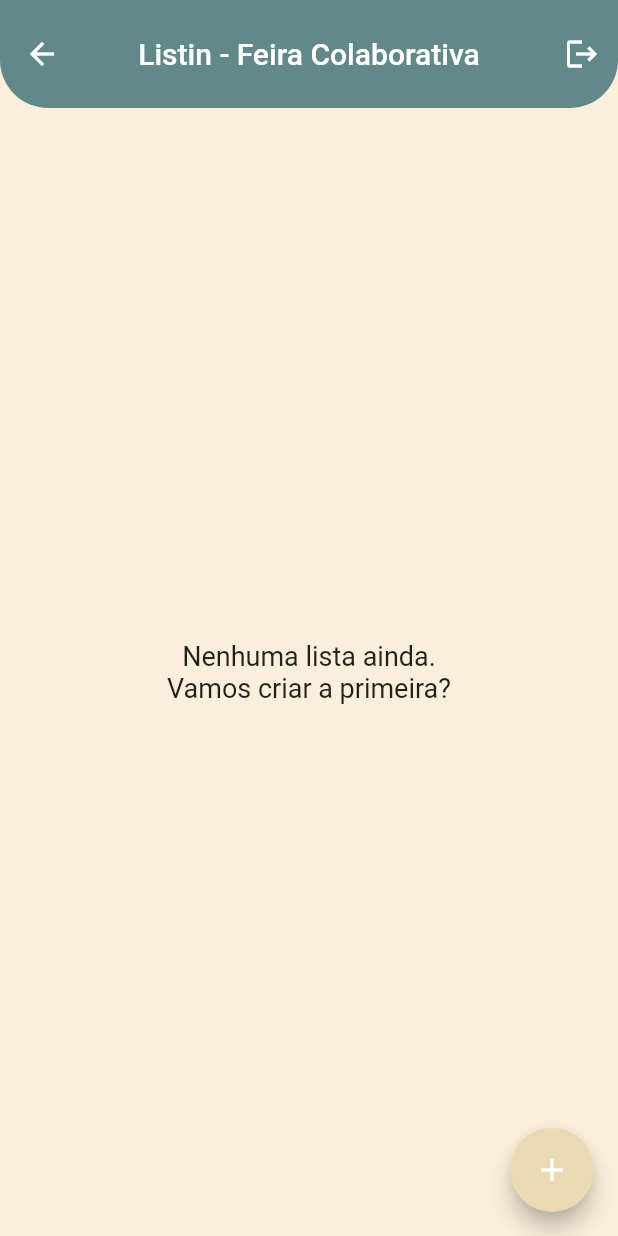
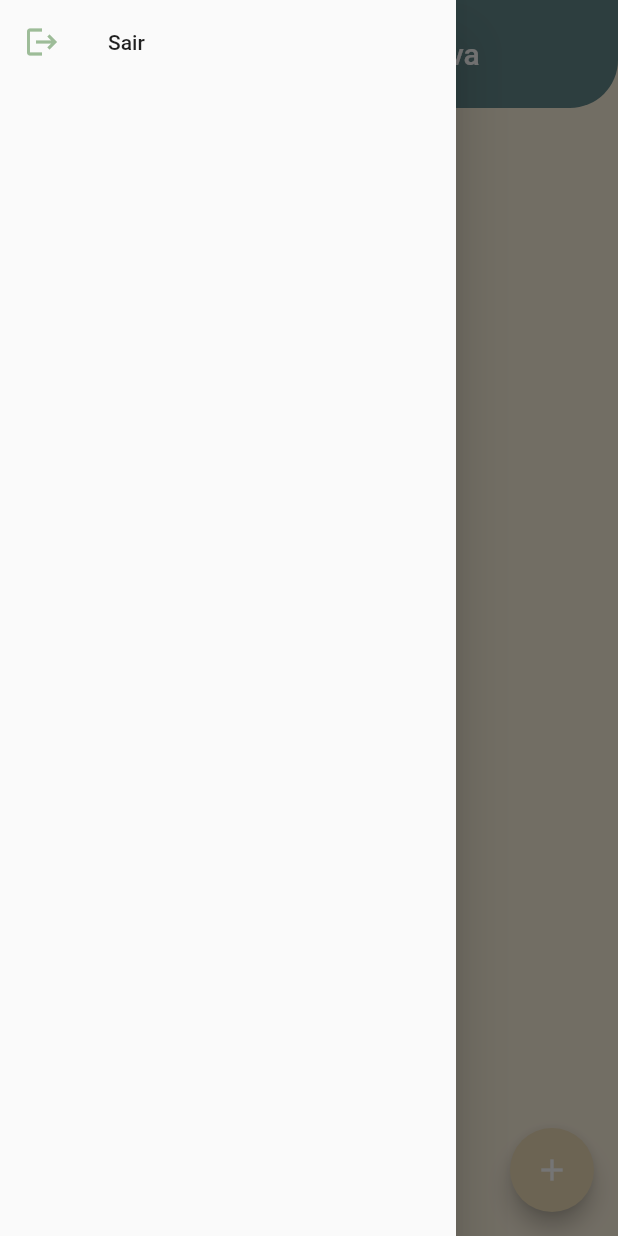
Before and after one commit to LuizRoberto18/shopping_list_colaborative, a Flutter app: the HomeScreen screen opened directly, with the side drawer open (before the commit the screen has no drawer), on a phone screen of 412 x 824 dp. Run offline on Flutter 3.47's test engine with Material 3 defaults, Android fonts, the light colour scheme and no system bars; our stand-ins replace cloud_firestore, firebase_auth, firebase_core, get; missing offline and left inert: dart:ffi, firebase_app_check; accounts and stored records are empty; network calls fail.

Commit message:
adicionando rotas para login e logout com melhora de loading entre telas

```diff
--- a/lib/_core/my_colors.dart
+++ b/lib/_core/my_colors.dart
@@ -113,7 +113,7 @@
   });
 
   ///***************************************************************
-  static final int _prymary = Controller.isDark.value ? 0xFF630000 : 0xFF638889;
+  static final int _prymary = GetControll.isDark.value ? 0xFF630000 : 0xFF638889;
   static MaterialColor navy = MaterialColor(_prymary, <int, Color>{
     50: Color(0xFFF1EBE8),
     100: Color(0xFFDDCEC5),
@@ -127,7 +127,7 @@
     900: Color(0xFF5C2F1B),
   });
 
-  static final int _scaffol = Controller.isDark.value ? 0xFF1B1717 : 0xFFF9EFDB;
+  static final int _scaffol = GetControll.isDark.value ? 0xFF1B1717 : 0xFFF9EFDB;
   static MaterialColor wedding = MaterialColor(_scaffol, <int, Color>{
     50: Color(0xFFF5F7E6),
     100: Color(0xFFE7ECC1),
@@ -141,7 +141,7 @@
     900: Color(0xFF869B13),
   });
 
-  static final int _floatAction = Controller.isDark.value ? 0xFF810000 : 0xFFEBD9B4;
+  static final int _floatAction = GetControll.isDark.value ? 0xFF810000 : 0xFFEBD9B4;
   static MaterialColor purple = MaterialColor(_floatAction, <int, Color>{
     50: Color(0xFFFAE3E5),
     100: Color(0xFFF4BABF),
@@ -155,7 +155,7 @@
     900: Color(0xFFC0080F),
   });
 
-  static final int _icons = Controller.isDark.value ? 0xFFEEEBDD : 0xFF9DBC98;
+  static final int _icons = GetControll.isDark.value ? 0xFFEEEBDD : 0xFF9DBC98;
   static MaterialColor purpleAccent = MaterialColor(_icons, <int, Color>{
     50: Color(0xFFE8EDF4),
     100: Color(0xFFC5D2E4),
--- a/lib/firestore/pesentation/home_screen.dart
+++ b/lib/firestore/pesentation/home_screen.dart
@@ -5,6 +5,7 @@
 import 'package:get/get.dart';
 import 'package:intl/intl.dart';
 import 'package:shopping_list_collaborative/authentication/screens/auth_screen.dart';
+import 'package:shopping_list_collaborative/authentication/services/auth_service.dart';
 import 'package:shopping_list_collaborative/firestore/firestore_analytics.dart';
 import 'package:shopping_list_collaborative/firestore_produtos/presentation/produto_screen.dart';
 import 'package:uuid/uuid.dart';
@@ -42,20 +43,21 @@
   @override
   Widget build(BuildContext context) {
     return Scaffold(
+      drawer: Drawer(
+        child: ListView(
+          children: [
+            ListTile(
+              leading: const Icon(Icons.logout),
+              title: const Text("Sair"),
+              onTap: () {
+                AuthService().deslogar();
+              },
+            )
+          ],
+        ),
+      ),
       appBar: AppBar(
         title: const Text("Listin - Feira Colaborativa"),
-        actions: [
-          IconButton(
-            onPressed: () {
-              Navigator.pushReplacement(context, MaterialPageRoute(
-                builder: (context) {
-                  return const AuthScreen();
-                },
-              ));
-            },
-            icon: const Icon(Icons.logout),
-          )
-        ],
       ),
       floatingActionButton: FloatingActionButton(
         onPressed: () {
--- a/lib/get_control.dart
+++ b/lib/get_control.dart
@@ -1,6 +1,6 @@
 import 'package:get/get.dart';
-import 'package:get/get_rx/get_rx.dart';
 
-class Controller extends GetxController {
+class GetControll extends GetxController {
   static Rx<bool> isDark = false.obs;
+  static Rx<bool> isLoading = false.obs;
 }
```
Also changed, not shown: lib/authentication/screens/auth_screen.dart (+12 -2 lines), lib/authentication/services/auth_service.dart (+13 -0 lines), lib/main.dart (+20 -4 lines).
